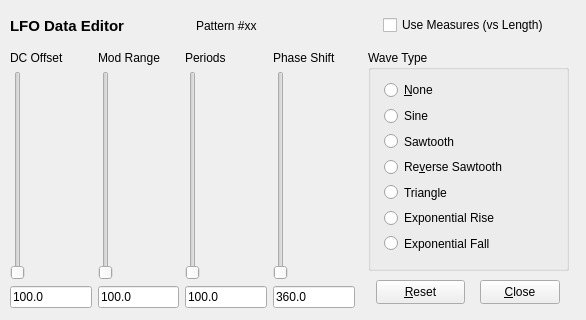
Above: seq_qt5/forms/qlfoframe.ui from ahlstromcj/seq66 before the change. Below: the same form after it.
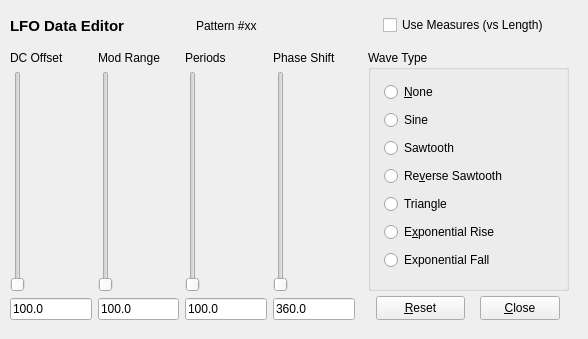
That is the form after the change.

Patch:
```diff
--- a/seq_qt5/forms/qlfoframe.ui
+++ b/seq_qt5/forms/qlfoframe.ui
@@ -6,8 +6,8 @@
    <rect>
     <x>0</x>
     <y>0</y>
-    <width>586</width>
-    <height>320</height>
+    <width>588</width>
+    <height>339</height>
    </rect>
   </property>
   <property name="windowTitle">
@@ -57,7 +57,7 @@
    <property name="geometry">
     <rect>
      <x>480</x>
-     <y>280</y>
+     <y>296</y>
      <width>80</width>
      <height>24</height>
     </rect>
@@ -72,7 +72,7 @@
      <x>368</x>
      <y>50</y>
      <width>201</width>
-     <height>221</height>
+     <height>241</height>
     </rect>
    </property>
    <property name="title">
@@ -84,7 +84,7 @@
       <x>16</x>
       <y>30</y>
       <width>173</width>
-      <height>173</height>
+      <height>199</height>
      </rect>
     </property>
     <layout class="QVBoxLayout" name="m_wave_layout">
@@ -129,7 +129,7 @@
         <bool>true</bool>
        </property>
        <property name="text">
-        <string>Exponential Rise</string>
+        <string>E&amp;xponential Rise</string>
        </property>
       </widget>
      </item>
@@ -150,7 +150,7 @@
    <property name="geometry">
     <rect>
      <x>376</x>
-     <y>280</y>
+     <y>296</y>
      <width>89</width>
      <height>24</height>
     </rect>
@@ -165,7 +165,7 @@
      <x>10</x>
      <y>51</y>
      <width>345</width>
-     <height>257</height>
+     <height>269</height>
     </rect>
    </property>
    <layout class="QGridLayout" name="sliderGridLayout">
```
